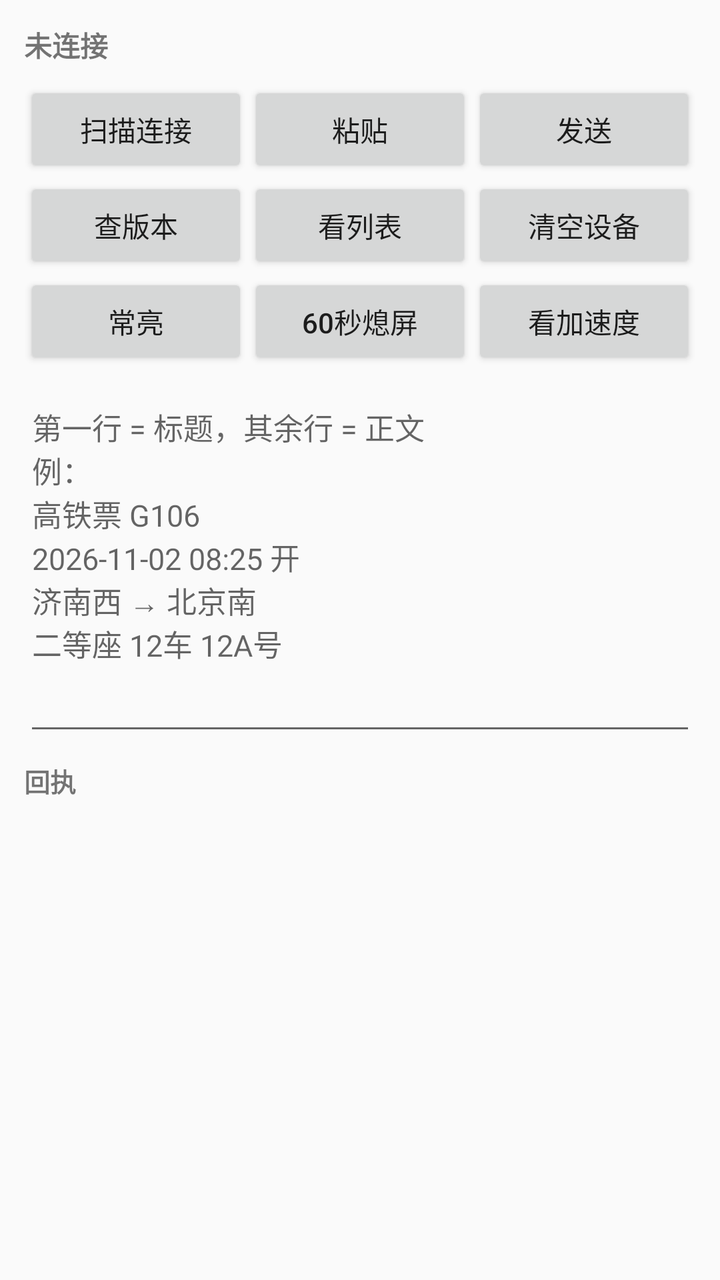
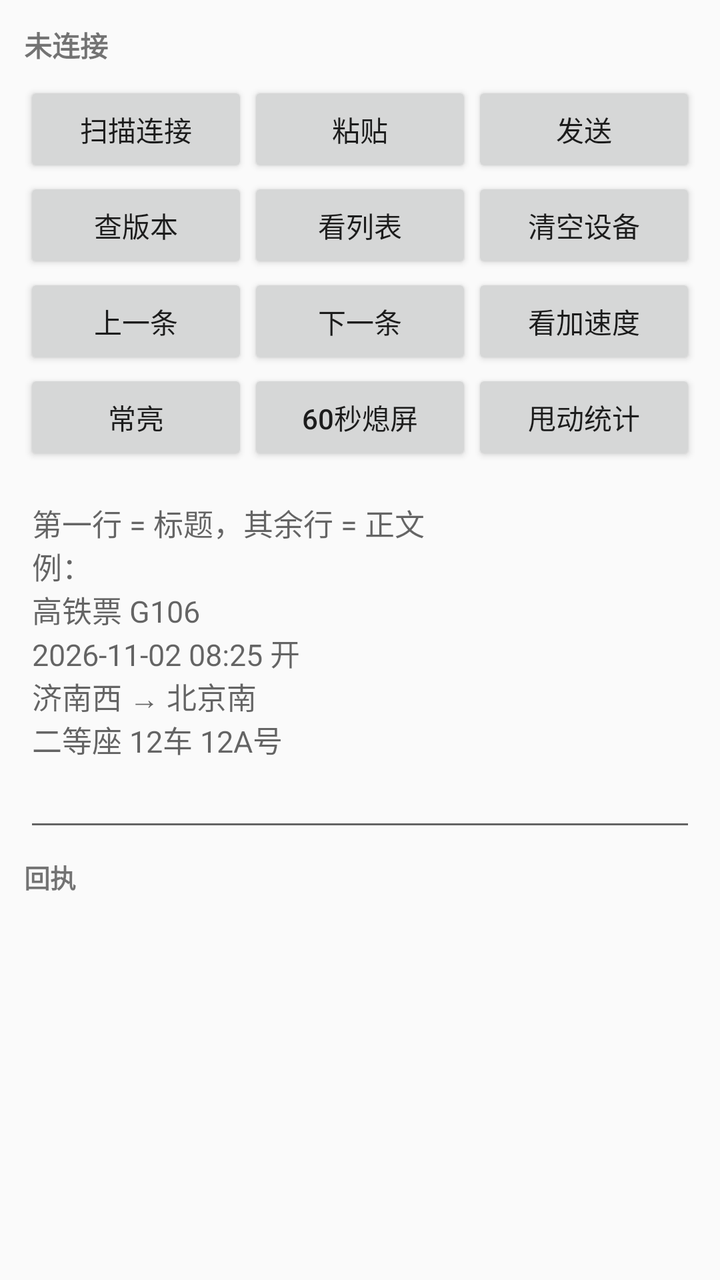

Screens rendered from an Android XML layout before and after an edit, with the pre-edit source and the edit as a unified diff.
<!-- AndroidManifest.xml: application theme android:Theme.Material.Light.DarkActionBar -->
<!-- res/layout/activity_main.xml -->
<?xml version="1.0" encoding="utf-8"?>
<LinearLayout xmlns:android="http://schemas.android.com/apk/res/android"
    android:layout_width="match_parent"
    android:layout_height="match_parent"
    android:orientation="vertical"
    android:padding="12dp">

    <TextView
        android:id="@+id/status"
        android:layout_width="match_parent"
        android:layout_height="wrap_content"
        android:paddingBottom="8dp"
        android:text="未连接"
        android:textSize="14sp"
        android:textStyle="bold" />

    <LinearLayout
        android:layout_width="match_parent"
        android:layout_height="wrap_content"
        android:orientation="horizontal">

        <Button
            android:id="@+id/btnScan"
            android:layout_width="0dp"
            android:layout_height="wrap_content"
            android:layout_weight="1"
            android:text="扫描连接" />

        <Button
            android:id="@+id/btnPaste"
            android:layout_width="0dp"
            android:layout_height="wrap_content"
            android:layout_weight="1"
            android:text="粘贴" />

        <Button
            android:id="@+id/btnSend"
            android:layout_width="0dp"
            android:layout_height="wrap_content"
            android:layout_weight="1"
            android:text="发送" />
    </LinearLayout>

    <LinearLayout
        android:layout_width="match_parent"
        android:layout_height="wrap_content"
        android:orientation="horizontal">

        <Button
            android:id="@+id/btnVer"
            android:layout_width="0dp"
            android:layout_height="wrap_content"
            android:layout_weight="1"
            android:text="查版本" />

        <Button
            android:id="@+id/btnList"
            android:layout_width="0dp"
            android:layout_height="wrap_content"
            android:layout_weight="1"
            android:text="看列表" />

        <Button
            android:id="@+id/btnClearDev"
            android:layout_width="0dp"
            android:layout_height="wrap_content"
            android:layout_weight="1"
            android:text="清空设备" />
    </LinearLayout>

    <LinearLayout
        android:layout_width="match_parent"
        android:layout_height="wrap_content"
        android:orientation="horizontal">

        <Button
            android:id="@+id/btnAlwaysOn"
            android:layout_width="0dp"
            android:layout_height="wrap_content"
            android:layout_weight="1"
            android:text="常亮" />

        <Button
            android:id="@+id/btnIdle60"
            android:layout_width="0dp"
            android:layout_height="wrap_content"
            android:layout_weight="1"
            android:text="60秒熄屏" />

        <Button
            android:id="@+id/btnAccel"
            android:layout_width="0dp"
            android:layout_height="wrap_content"
            android:layout_weight="1"
            android:text="看加速度" />
    </LinearLayout>

    <EditText
        android:id="@+id/input"
        android:layout_width="match_parent"
        android:layout_height="180dp"
        android:layout_marginTop="8dp"
        android:gravity="top|start"
        android:hint="第一行 = 标题，其余行 = 正文&#10;例：&#10;高铁票 G106&#10;2026-11-02 08:25 开&#10;济南西 → 北京南&#10;二等座 12车 12A号"
        android:inputType="textMultiLine"
        android:textSize="15sp" />

    <TextView
        android:layout_width="match_parent"
        android:layout_height="wrap_content"
        android:layout_marginTop="8dp"
        android:text="回执"
        android:textSize="13sp"
        android:textStyle="bold" />

    <ScrollView
        android:layout_width="match_parent"
        android:layout_height="0dp"
        android:layout_weight="1">

        <TextView
            android:id="@+id/log"
            android:layout_width="match_parent"
            android:layout_height="wrap_content"
            android:fontFamily="monospace"
            android:textSize="12sp" />
    </ScrollView>

</LinearLayout>
<!-- resources referenced by this layout -->
<resources>

</resources>

<!-- the commit's change to res/layout/activity_main.xml (unified diff, before → after) -->
@@ -74,6 +74,33 @@
         android:orientation="horizontal">
 
         <Button
+            android:id="@+id/btnPrev"
+            android:layout_width="0dp"
+            android:layout_height="wrap_content"
+            android:layout_weight="1"
+            android:text="上一条" />
+
+        <Button
+            android:id="@+id/btnNext"
+            android:layout_width="0dp"
+            android:layout_height="wrap_content"
+            android:layout_weight="1"
+            android:text="下一条" />
+
+        <Button
+            android:id="@+id/btnAccel"
+            android:layout_width="0dp"
+            android:layout_height="wrap_content"
+            android:layout_weight="1"
+            android:text="看加速度" />
+    </LinearLayout>
+
+    <LinearLayout
+        android:layout_width="match_parent"
+        android:layout_height="wrap_content"
+        android:orientation="horizontal">
+
+        <Button
             android:id="@+id/btnAlwaysOn"
             android:layout_width="0dp"
             android:layout_height="wrap_content"
@@ -88,11 +115,11 @@
             android:text="60秒熄屏" />
 
         <Button
-            android:id="@+id/btnAccel"
+            android:id="@+id/btnSwipeStat"
             android:layout_width="0dp"
             android:layout_height="wrap_content"
             android:layout_weight="1"
-            android:text="看加速度" />
+            android:text="甩动统计" />
     </LinearLayout>
 
     <EditText
@@ -114,6 +141,7 @@
         android:textStyle="bold" />
 
     <ScrollView
+        android:id="@+id/logWrap"
         android:layout_width="match_parent"
         android:layout_height="0dp"
         android:layout_weight="1">
